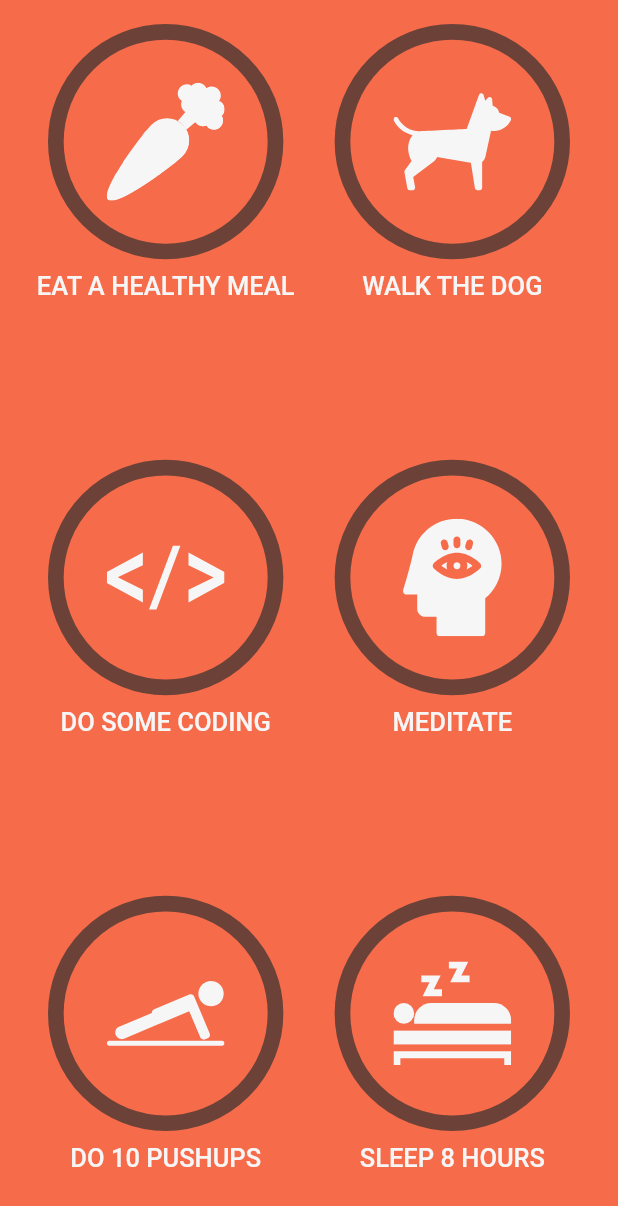
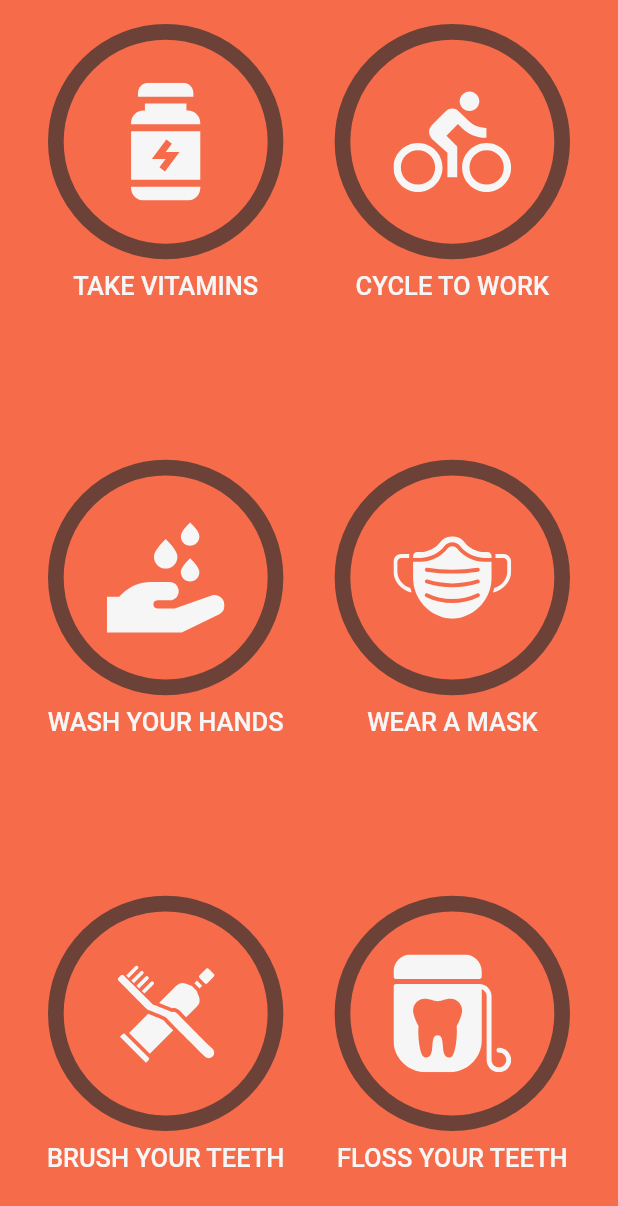
Before and after one commit to bizz84/flutter_animations_course_materials, a Flutter app: the screen it shows after launch, on a phone screen of 412 x 824 dp. Shown: the top 1206 px of the screen. Run offline on Flutter 3.47's test engine with Material 3 defaults, Android fonts, the phone set to English and light mode, and no system bars; our stand-ins replace flutter_svg, hive, hive_flutter; accounts and stored records are empty; Roboto replaces fonts that are missing (Helvetica Neue).

Commit message:
Add ValueListenableBuilder code
# Conflicts:
#	projects/habit_tracker_flutter/lib/ui/home/home_page.dart
#	projects/habit_tracker_flutter/lib/ui/home/tasks_grid.dart
#	projects/habit_tracker_flutter/lib/ui/home/tasks_grid_page.dart
#	projects/habit_tracker_flutter/lib/ui/task/task_with_name.dart

```diff
--- a/projects/habit_tracker_flutter/lib/main.dart
+++ b/projects/habit_tracker_flutter/lib/main.dart
@@ -12,12 +12,12 @@ Future<void> main() async {
   await dataStore.init();
   await dataStore.createDemoTasks(
     tasks: [
-      Task.create(name: 'Eat a Healthy Meal', iconName: AppAssets.carrot),
-      Task.create(name: 'Walk the Dog', iconName: AppAssets.dog),
-      Task.create(name: 'Do Some Coding', iconName: AppAssets.html),
-      Task.create(name: 'Meditate', iconName: AppAssets.meditation),
-      Task.create(name: 'Do 10 Pushups', iconName: AppAssets.pushups),
-      Task.create(name: 'Sleep 8 Hours', iconName: AppAssets.rest),
+      Task.create(name: 'Take Vitamins', iconName: AppAssets.vitamins),
+      Task.create(name: 'Cycle to Work', iconName: AppAssets.bike),
+      Task.create(name: 'Wash Your Hands', iconName: AppAssets.washHands),
+      Task.create(name: 'Wear a Mask', iconName: AppAssets.mask),
+      Task.create(name: 'Brush Your Teeth', iconName: AppAssets.toothbrush),
+      Task.create(name: 'Floss Your Teeth', iconName: AppAssets.dentalFloss),
     ],
     force: false,
   );
--- a/projects/habit_tracker_flutter/lib/persistence/hive_data_store.dart
+++ b/projects/habit_tracker_flutter/lib/persistence/hive_data_store.dart
@@ -25,4 +25,8 @@ class HiveDataStore {
       debugPrint('Box already has ${box.length} items');
     }
   }
+
+  ValueListenable<Box<Task>> tasksListenable() {
+    return Hive.box<Task>(tasksBoxName).listenable();
+  }
 }
--- a/projects/habit_tracker_flutter/lib/ui/home/home_page.dart
+++ b/projects/habit_tracker_flutter/lib/ui/home/home_page.dart
@@ -1,22 +1,20 @@
 import 'package:flutter/material.dart';
-import 'package:habit_tracker_flutter/constants/app_assets.dart';
-import 'package:habit_tracker_flutter/models/task_preset.dart';
+import 'package:habit_tracker_flutter/models/task.dart';
+import 'package:habit_tracker_flutter/persistence/hive_data_store.dart';
 import 'package:habit_tracker_flutter/ui/home/tasks_grid_page.dart';
+import 'package:hive/hive.dart';
 
 class HomePage extends StatelessWidget {
   const HomePage({super.key});
 
   @override
   Widget build(BuildContext context) {
-    return const TasksGridPage(
-      tasks: [
-        TaskPreset(name: 'Eat a Healthy Meal', iconName: AppAssets.carrot),
-        TaskPreset(name: 'Walk the Dog', iconName: AppAssets.dog),
-        TaskPreset(name: 'Do Some Coding', iconName: AppAssets.html),
-        TaskPreset(name: 'Meditate', iconName: AppAssets.meditation),
-        TaskPreset(name: 'Do 10 Pushups', iconName: AppAssets.pushups),
-        TaskPreset(name: 'Sleep 8 Hours', iconName: AppAssets.rest),
-      ],
+    final dataStore = HiveDataStore();
+    return ValueListenableBuilder(
+      valueListenable: dataStore.tasksListenable(),
+      builder: (_, Box<Task> box, __) => TasksGridPage(
+        tasks: box.values.toList(),
+      ),
     );
   }
 }
--- a/projects/habit_tracker_flutter/lib/ui/home/tasks_grid.dart
+++ b/projects/habit_tracker_flutter/lib/ui/home/tasks_grid.dart
@@ -1,12 +1,12 @@
 import 'dart:math';
 
 import 'package:flutter/material.dart';
-import 'package:habit_tracker_flutter/models/task_preset.dart';
+import 'package:habit_tracker_flutter/models/task.dart';
 import 'package:habit_tracker_flutter/ui/task/task_with_name.dart';
 
 class TasksGrid extends StatelessWidget {
   const TasksGrid({super.key, required this.tasks});
-  final List<TaskPreset> tasks;
+  final List<Task> tasks;
 
   @override
   Widget build(BuildContext context) {
--- a/projects/habit_tracker_flutter/lib/ui/home/tasks_grid_page.dart
+++ b/projects/habit_tracker_flutter/lib/ui/home/tasks_grid_page.dart
@@ -1,11 +1,11 @@
 import 'package:flutter/material.dart';
-import 'package:habit_tracker_flutter/models/task_preset.dart';
+import 'package:habit_tracker_flutter/models/task.dart';
 import 'package:habit_tracker_flutter/ui/home/tasks_grid.dart';
 import 'package:habit_tracker_flutter/ui/theming/app_theme.dart';
 
 class TasksGridPage extends StatelessWidget {
   const TasksGridPage({super.key, required this.tasks});
-  final List<TaskPreset> tasks;
+  final List<Task> tasks;
 
   @override
   Widget build(BuildContext context) {
@@ -22,7 +22,7 @@ class TasksGridPage extends StatelessWidget {
 
 class TasksGridContents extends StatelessWidget {
   const TasksGridContents({super.key, required this.tasks});
-  final List<TaskPreset> tasks;
+  final List<Task> tasks;
 
   @override
   Widget build(BuildContext context) {
--- a/projects/habit_tracker_flutter/lib/ui/task/task_with_name.dart
+++ b/projects/habit_tracker_flutter/lib/ui/task/task_with_name.dart
@@ -1,12 +1,12 @@
 import 'package:flutter/material.dart';
 import 'package:habit_tracker_flutter/constants/text_styles.dart';
-import 'package:habit_tracker_flutter/models/task_preset.dart';
+import 'package:habit_tracker_flutter/models/task.dart';
 import 'package:habit_tracker_flutter/ui/task/animated_task.dart';
 import 'package:habit_tracker_flutter/ui/theming/app_theme.dart';
 
 class TaskWithName extends StatelessWidget {
   const TaskWithName({super.key, required this.task});
-  final TaskPreset task;
+  final Task task;
 
   @override
   Widget build(BuildContext context) {
```
